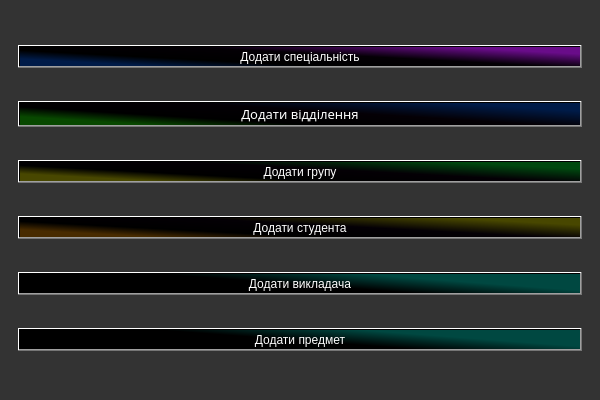
Above: Kursova/EducationProgressForms/adddatawindow.ui from zzvanyazz/Kursova before the change. Below: the same form after it.
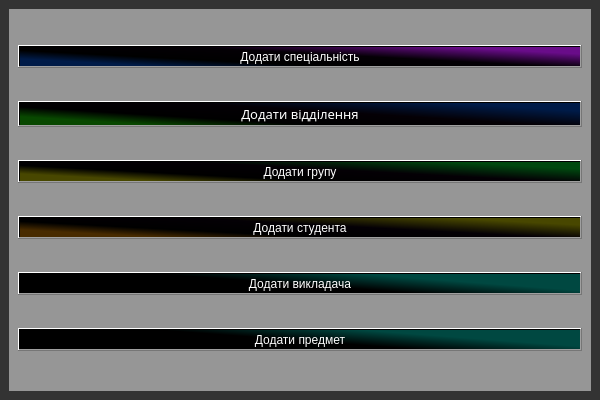
That is the form after the change.

The edit to the form file:
```diff
--- a/Kursova/EducationProgressForms/adddatawindow.ui
+++ b/Kursova/EducationProgressForms/adddatawindow.ui
@@ -33,7 +33,7 @@
     <item>
      <widget class="QWidget" name="Menu" native="true">
       <property name="styleSheet">
-       <string notr="true"/>
+       <string notr="true">background-color: rgb(150, 150, 150);</string>
       </property>
       <layout class="QVBoxLayout" name="verticalLayout_2">
        <item>
```
